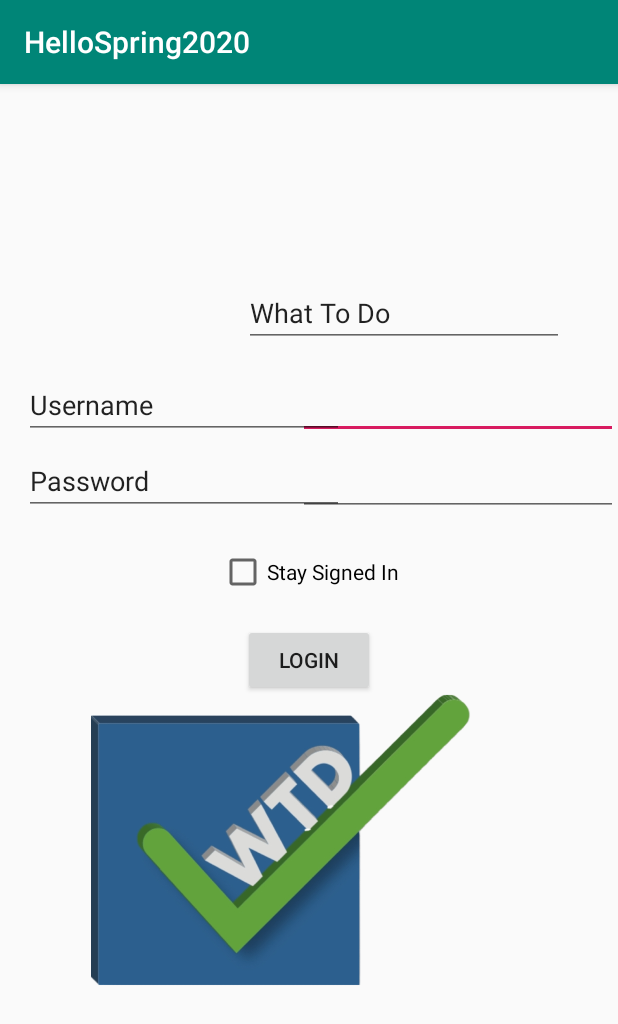
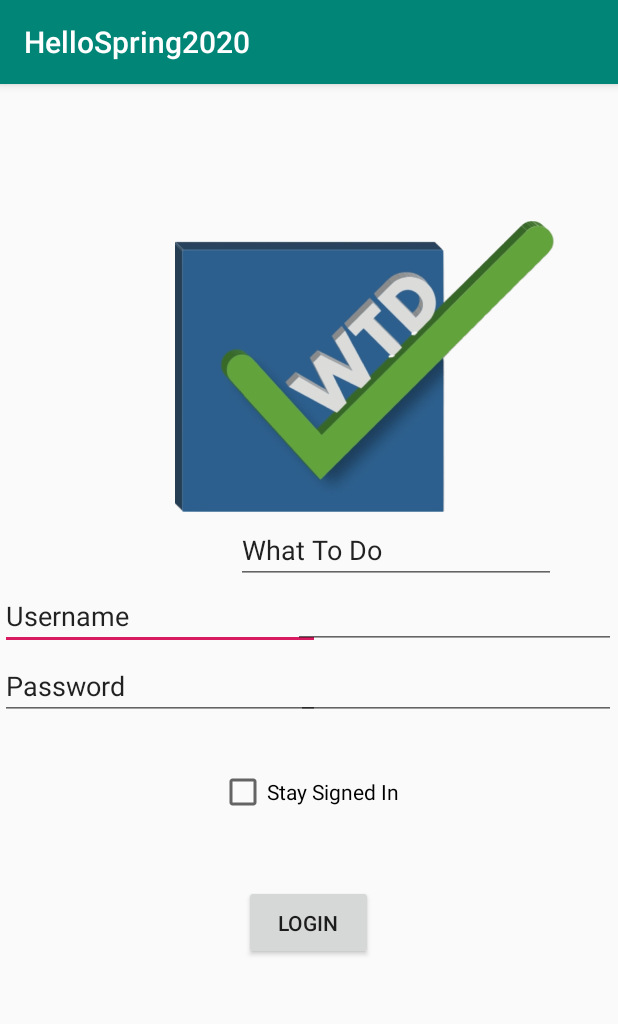
Before and after one commit to damichaels/WhatToDo-CS495, an Android app: the screen it shows after launch (MainActivity), on a phone screen of 412 x 824 dp. Shown: the top 1024 px of the screen. Run offline under Robolectric (Android 15) with nearby library versions, the phone set to English and light mode, and no system bars.

Commit message:
Added Android Studio files

```diff
--- a/app/src/main/res/layout/activity_main.xml
+++ b/app/src/main/res/layout/activity_main.xml
@@ -7,41 +7,44 @@
     tools:context=".MainActivity">
 
     <EditText
-        android:id="@+id/txtLogin"
+        android:id="@+id/usernameLabel"
         android:layout_width="wrap_content"
         android:layout_height="wrap_content"
+        android:ems="10"
+        android:inputType="textPersonName"
+        android:text="Username"
+        app:layout_constraintBottom_toBottomOf="parent"
+        app:layout_constraintEnd_toEndOf="@+id/txtLogin"
+        app:layout_constraintHorizontal_bias="0.0"
+        app:layout_constraintStart_toStartOf="parent"
+        app:layout_constraintTop_toTopOf="parent"
+        app:layout_constraintVertical_bias="0.459" />
+
+    <EditText
+        android:id="@+id/txtLogin"
+        android:layout_width="215dp"
+        android:layout_height="43dp"
         android:ems="10"
         android:inputType="textPassword"
         app:layout_constraintBottom_toBottomOf="parent"
         app:layout_constraintEnd_toEndOf="parent"
-        app:layout_constraintHorizontal_bias="1.0"
-        app:layout_constraintStart_toEndOf="@+id/usernameLabel"
+        app:layout_constraintHorizontal_bias="0.994"
+        app:layout_constraintStart_toStartOf="parent"
         app:layout_constraintTop_toTopOf="parent"
-        app:layout_constraintVertical_bias="0.265" />
+        app:layout_constraintVertical_bias="0.46" />
 
     <Button
         android:id="@+id/btnLogin"
-        android:layout_width="wrap_content"
-        android:layout_height="wrap_content"
+        android:layout_width="86dp"
+        android:layout_height="50dp"
+        android:layout_marginTop="101dp"
+        android:layout_marginBottom="176dp"
         android:text="@string/strLogin"
         app:layout_constraintBottom_toBottomOf="parent"
         app:layout_constraintEnd_toEndOf="parent"
+        app:layout_constraintHorizontal_bias="0.498"
         app:layout_constraintStart_toStartOf="parent"
-        app:layout_constraintTop_toTopOf="parent" />
-
-    <EditText
-        android:id="@+id/usernameLabel"
-        android:layout_width="wrap_content"
-        android:layout_height="wrap_content"
-        android:layout_marginStart="16dp"
-        android:layout_marginLeft="16dp"
-        android:ems="10"
-        android:inputType="textPersonName"
-        android:text="Username"
-        app:layout_constraintBottom_toBottomOf="parent"
-        app:layout_constraintStart_toStartOf="parent"
-        app:layout_constraintTop_toTopOf="parent"
-        app:layout_constraintVertical_bias="0.265" />
+        app:layout_constraintTop_toBottomOf="@+id/passwordLogin" />
 
     <EditText
         android:id="@+id/passwordTextBox"
@@ -51,35 +54,35 @@
         android:inputType="textPassword"
         app:layout_constraintBottom_toBottomOf="parent"
         app:layout_constraintEnd_toEndOf="parent"
-        app:layout_constraintHorizontal_bias="1.0"
-        app:layout_constraintStart_toEndOf="@+id/passwordLogin"
+        app:layout_constraintHorizontal_bias="0.994"
+        app:layout_constraintStart_toStartOf="parent"
         app:layout_constraintTop_toTopOf="parent"
-        app:layout_constraintVertical_bias="0.336" />
+        app:layout_constraintVertical_bias="0.524" />
 
     <EditText
         android:id="@+id/passwordLogin"
         android:layout_width="wrap_content"
         android:layout_height="wrap_content"
-        android:layout_marginStart="16dp"
-        android:layout_marginLeft="16dp"
         android:ems="10"
         android:inputType="textPersonName"
         android:text="Password"
         app:layout_constraintBottom_toBottomOf="parent"
         app:layout_constraintStart_toStartOf="parent"
         app:layout_constraintTop_toTopOf="parent"
-        app:layout_constraintVertical_bias="0.335" />
+        app:layout_constraintVertical_bias="0.524" />
 
     <CheckBox
         android:id="@+id/checkBox"
         android:layout_width="wrap_content"
         android:layout_height="wrap_content"
+        android:layout_marginTop="32dp"
+        android:layout_marginBottom="32dp"
         android:text="Stay Signed In"
-        app:layout_constraintBottom_toBottomOf="parent"
+        app:layout_constraintBottom_toTopOf="@+id/btnLogin"
         app:layout_constraintEnd_toEndOf="parent"
         app:layout_constraintStart_toStartOf="parent"
-        app:layout_constraintTop_toTopOf="parent"
-        app:layout_constraintVertical_bias="0.42" />
+        app:layout_constraintTop_toBottomOf="@+id/passwordLogin"
+        app:layout_constraintVertical_bias="0.0" />
 
     <EditText
         android:id="@+id/editText4"
@@ -88,21 +91,22 @@
         android:ems="10"
         android:inputType="textPersonName"
         android:text="What To Do"
-        app:layout_constraintBottom_toBottomOf="parent"
+        app:layout_constraintBottom_toTopOf="@+id/txtLogin"
         app:layout_constraintEnd_toEndOf="parent"
-        app:layout_constraintHorizontal_bias="0.818"
+        app:layout_constraintHorizontal_bias="0.792"
         app:layout_constraintStart_toStartOf="parent"
         app:layout_constraintTop_toTopOf="parent"
-        app:layout_constraintVertical_bias="0.18" />
+        app:layout_constraintVertical_bias="1.0" />
 
     <ImageView
-        android:id="@+id/imageView"
+        android:id="@+id/imageView2"
         android:layout_width="wrap_content"
-        android:layout_height="wrap_content"
-        android:layout_marginTop="120dp"
-        app:layout_constraintEnd_toEndOf="parent"
+        android:layout_height="0dp"
+        android:layout_marginStart="56dp"
+        android:layout_marginLeft="56dp"
+        android:layout_marginBottom="196dp"
+        app:layout_constraintBottom_toBottomOf="parent"
         app:layout_constraintStart_toStartOf="parent"
-        app:layout_constraintTop_toTopOf="parent"
         app:srcCompat="@drawable/logov1" />
 
 </androidx.constraintlayout.widget.ConstraintLayout>
```
